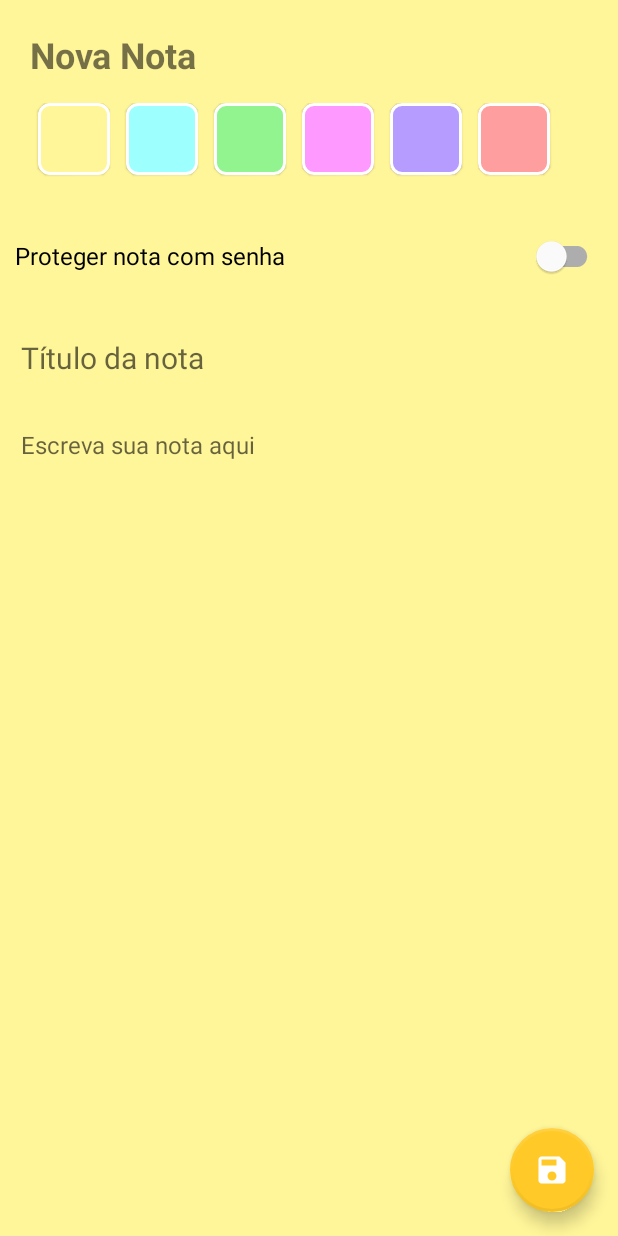
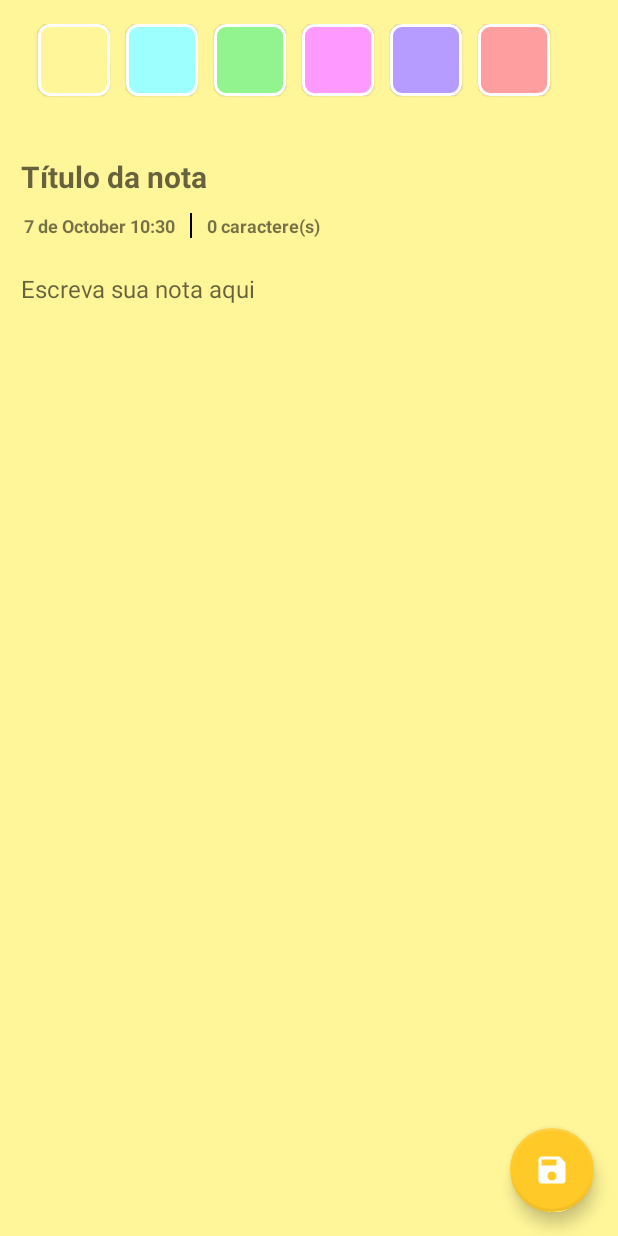
Before and after one commit to L-Mosca/write_away, an Android app: the CreateNoteFragment screen opened through its navigation route, on a phone screen of 412 x 824 dp. Run offline under Robolectric (Android 15) with nearby library versions, the phone set to English and light mode, and no system bars; our stand-ins replace Dagger/Hilt's generated code.

Commit message:
Feature: Config text size.

```diff
--- a/app/src/main/java/br/com/writeaway/domain/local/PreferencesDataStore.kt
+++ b/app/src/main/java/br/com/writeaway/domain/local/PreferencesDataStore.kt
@@ -19,7 +19,6 @@ import javax.inject.Inject
 
 class PreferencesDataStore @Inject constructor(@ApplicationContext val context: Context) :
     PreferencesContract {
-
 
     companion object {
         private const val PREFERENCES_NAME =
--- a/app/src/main/java/br/com/writeaway/screen/createnote/CreateNoteFragment.kt
+++ b/app/src/main/java/br/com/writeaway/screen/createnote/CreateNoteFragment.kt
@@ -1,27 +1,32 @@
 package br.com.writeaway.screen.createnote
 
+import android.animation.ArgbEvaluator
 import android.animation.ValueAnimator
+import android.annotation.SuppressLint
+import android.text.Editable
 import android.view.LayoutInflater
+import android.widget.Toast
+import androidx.core.content.ContextCompat
+import androidx.core.widget.addTextChangedListener
 import androidx.fragment.app.viewModels
 import androidx.navigation.fragment.findNavController
+import androidx.navigation.fragment.navArgs
 import br.com.writeaway.R
 import br.com.writeaway.base.BaseFragment
 import br.com.writeaway.databinding.FragmentCreateNoteBinding
+import br.com.writeaway.domain.models.Note
 import br.com.writeaway.screen.createnote.adapter.ColorAdapter
-import dagger.hilt.android.AndroidEntryPoint
-import android.animation.ArgbEvaluator
-import android.annotation.SuppressLint
-import android.text.Editable
-import android.widget.Toast
-import androidx.core.content.ContextCompat
-import androidx.core.view.isVisible
-import androidx.navigation.fragment.navArgs
-import br.com.writeaway.domain.models.Note
-import br.com.writeaway.util.hasDevicePassword
+import br.com.writeaway.util.getDefaultTextSize
+import br.com.writeaway.util.getDetailTextSize
+import br.com.writeaway.util.getTitleTextSize
 import br.com.writeaway.util.hideKeyboard
 import br.com.writeaway.util.setStatusBarColor
 import br.com.writeaway.util.showKeyboard
 import com.google.gson.Gson
+import dagger.hilt.android.AndroidEntryPoint
+import java.text.SimpleDateFormat
+import java.util.Date
+import java.util.Locale
 
 @AndroidEntryPoint
 class CreateNoteFragment : BaseFragment<FragmentCreateNoteBinding>() {
@@ -36,13 +41,21 @@ class CreateNoteFragment : BaseFragment<FragmentCreateNoteBinding>() {
     override fun initViews() {
         noteData = Gson().fromJson(args.note, Note::class.java)
         viewModel.setInitialData(noteData)
+        viewModel.fetchTextSize()
+        binding.fabSaveNote.setOnClickListener { onFabClicked() }
         setupAdapter()
-        binding.fabSaveNote.setOnClickListener { onFabClicked() }
         //binding.swProtectNote.isVisible = hasDevicePassword()
-        binding.swProtectNote.isVisible = true
     }
 
     override fun initObservers() {
+        viewModel.textSize.observe(viewLifecycleOwner) { textSize ->
+            setupTextSize(textSize)
+        }
+
+        viewModel.characterQuantity.observe(viewLifecycleOwner) { textLength ->
+            binding.tvCharacters.text = getString(R.string.character, textLength)
+        }
+
         viewModel.saveError.observe(viewLifecycleOwner) {
             Toast.makeText(
                 requireContext(),
@@ -72,6 +85,8 @@ class CreateNoteFragment : BaseFragment<FragmentCreateNoteBinding>() {
             binding.etNoteTitle.requestFocus()
             showKeyboard(binding.etNoteDescription)
             setStatusBarColor(ContextCompat.getColor(requireContext(), R.color.note_yellow))
+            setupDescription(0)
+            setupDate(Date())
         }
 
         viewModel.initialData.observe(viewLifecycleOwner) { note ->
@@ -102,6 +117,8 @@ class CreateNoteFragment : BaseFragment<FragmentCreateNoteBinding>() {
         adapter.oldColor = note.color
         setStatusBarColor(note.color)
         binding.swProtectNote.isChecked = note.isProtectedNote
+        setupDescription(note.description.length)
+        setupDate(note.date)
     }
 
     private fun setupAdapter() {
@@ -157,4 +174,28 @@ class CreateNoteFragment : BaseFragment<FragmentCreateNoteBinding>() {
         )
         hideKeyboard()
     }
+
+    private fun setupDescription(textLength: Int?) {
+        binding.tvCharacters.text = getString(R.string.character, textLength ?: 0)
+        binding.etNoteDescription.addTextChangedListener {
+            viewModel.setCharacterQuantity(it?.length ?: 0)
+        }
+    }
+
+    private fun setupDate(date: Date?) {
+        binding.tvDate.text =
+            SimpleDateFormat(
+                "d '${getString(R.string.of)}' MMMM HH:mm",
+                Locale.getDefault()
+            ).format(date ?: Date())
+    }
+
+    private fun setupTextSize(textSize: Float) {
+        with(binding) {
+            tvDate.textSize = textSize.getDetailTextSize()
+            tvCharacters.textSize = textSize.getDetailTextSize()
+            etNoteTitle.textSize = textSize.getTitleTextSize()
+            etNoteDescription.textSize = textSize.getDefaultTextSize()
+        }
+    }
 }
--- a/app/src/main/java/br/com/writeaway/screen/createnote/CreateNoteViewModel.kt
+++ b/app/src/main/java/br/com/writeaway/screen/createnote/CreateNoteViewModel.kt
@@ -4,13 +4,17 @@ import androidx.lifecycle.MutableLiveData
 import br.com.writeaway.base.BaseViewModel
 import br.com.writeaway.domain.models.Note
 import br.com.writeaway.domain.repositories.note.NoteRepositoryContract
+import br.com.writeaway.domain.repositories.settings.SettingsRepositoryContract
 import com.google.gson.Gson
 import dagger.hilt.android.lifecycle.HiltViewModel
 import java.util.Date
 import javax.inject.Inject
 
 @HiltViewModel
-class CreateNoteViewModel @Inject constructor(private val noteRepository: NoteRepositoryContract) :
+class CreateNoteViewModel @Inject constructor(
+    private val noteRepository: NoteRepositoryContract,
+    private val settingsRepository: SettingsRepositoryContract
+) :
     BaseViewModel() {
 
     val saveSuccess = MutableLiveData<Unit>()
@@ -20,6 +24,8 @@ class CreateNoteViewModel @Inject constructor(private val noteRepository: NoteRe
     val initialData = MutableLiveData<Note?>()
     val editTextFocus = MutableLiveData<Unit>()
     val updateError = MutableLiveData<Unit>()
+    val characterQuantity = MutableLiveData<Int>()
+    val textSize = MutableLiveData<Float>()
 
     fun submitNote(
         noteTitle: String,
@@ -90,4 +96,16 @@ class CreateNoteViewModel @Inject constructor(private val noteRepository: NoteRe
             editTextFocus.postValue(Unit)
         }
     }
+
+    fun fetchTextSize() {
+        defaultLaunch {
+            settingsRepository.fetchTextSize().collect { textSize ->
+                this.textSize.postValue(textSize)
+            }
+        }
+    }
+
+    fun setCharacterQuantity(textLength: Int) {
+        characterQuantity.postValue(textLength)
+    }
 }
--- a/app/src/main/java/br/com/writeaway/screen/home/adapter/NoteAdapter.kt
+++ b/app/src/main/java/br/com/writeaway/screen/home/adapter/NoteAdapter.kt
@@ -3,13 +3,11 @@ package br.com.writeaway.screen.home.adapter
 import android.annotation.SuppressLint
 import android.view.LayoutInflater
 import android.view.ViewGroup
-import androidx.core.view.isVisible
 import androidx.recyclerview.widget.DiffUtil
 import br.com.writeaway.base.BaseListAdapter
 import br.com.writeaway.base.ViewHolder
 import br.com.writeaway.databinding.AdapterNoteBinding
 import br.com.writeaway.domain.models.Note
-import br.com.writeaway.util.AppConstants
 import java.text.SimpleDateFormat
 import java.util.Date
 import java.util.Locale
--- a/app/src/main/java/br/com/writeaway/util/ExtensionFunctions.kt
+++ b/app/src/main/java/br/com/writeaway/util/ExtensionFunctions.kt
@@ -32,8 +32,7 @@ fun Int.getOrderTypeLabel(context: Context): String {
     return when (this) {
         AppConstants.ORDER_BY_CREATE_DATE -> ContextCompat.getString(context, R.string.createDate)
         AppConstants.ORDER_BY_UPDATE_DATE -> ContextCompat.getString(
-            context,
-            R.string.modificationDate
+            context, R.string.modificationDate
         )
 
         else -> ContextCompat.getString(context, R.string.modificationDate)
@@ -44,8 +43,7 @@ fun String.getOrderTypeValue(context: Context): Int {
     return when (this) {
         ContextCompat.getString(context, R.string.createDate) -> AppConstants.ORDER_BY_CREATE_DATE
         ContextCompat.getString(
-            context,
-            R.string.modificationDate
+            context, R.string.modificationDate
         ) -> AppConstants.ORDER_BY_UPDATE_DATE
 
         else -> AppConstants.ORDER_BY_UPDATE_DATE
@@ -56,9 +54,7 @@ fun String.getLisViewValue(context: Context): LayoutManager {
     return when (this) {
         ContextCompat.getString(context, R.string.viewInGrid) -> GridLayoutManager(context, 2)
         ContextCompat.getString(context, R.string.viewInList) -> LinearLayoutManager(
-            context,
-            LinearLayoutManager.VERTICAL,
-            false
+            context, LinearLayoutManager.VERTICAL, false
         )
 
         else -> LinearLayoutManager(context, LinearLayoutManager.VERTICAL, false)
@@ -80,3 +76,33 @@ fun List<Note>.orderList(orderType: Int): List<Note> {
         else -> this
     }
 }
+
+fun Float.getTitleTextSize(): Float {
+    return when (this) {
+        AppConstants.TEXT_SIZE_SMALL -> 18f
+        AppConstants.TEXT_SIZE_MEDIUM -> 20f
+        AppConstants.TEXT_SIZE_LARGE -> 22f
+        AppConstants.TEXT_SIZE_EXTRA_LARGE -> 24f
+        else -> 20f
+    }
+}
+
+fun Float.getDefaultTextSize(): Float {
+    return when (this) {
+        AppConstants.TEXT_SIZE_SMALL -> 14f
+        AppConstants.TEXT_SIZE_MEDIUM -> 16f
+        AppConstants.TEXT_SIZE_LARGE -> 18f
+        AppConstants.TEXT_SIZE_EXTRA_LARGE -> 20f
+        else -> 16f
+    }
+}
+
+fun Float.getDetailTextSize(): Float {
+    return when (this) {
+        AppConstants.TEXT_SIZE_SMALL -> 10f
+        AppConstants.TEXT_SIZE_MEDIUM -> 12f
+        AppConstants.TEXT_SIZE_LARGE -> 14f
+        AppConstants.TEXT_SIZE_EXTRA_LARGE -> 16f
+        else -> 14f
+    }
+}
--- a/app/src/main/res/layout/fragment_create_note.xml
+++ b/app/src/main/res/layout/fragment_create_note.xml
@@ -6,19 +6,6 @@
     android:layout_width="match_parent"
     android:layout_height="match_parent"
     android:background="@color/note_yellow">
-
-    <com.google.android.material.textview.MaterialTextView
-        android:id="@+id/tvNewNote"
-        android:layout_width="0dp"
-        android:layout_height="wrap_content"
-        android:layout_marginHorizontal="20dp"
-        android:layout_marginTop="20dp"
-        android:text="@string/new_note"
-        android:textSize="24sp"
-        android:textStyle="bold"
-        app:layout_constraintEnd_toEndOf="parent"
-        app:layout_constraintStart_toStartOf="parent"
-        app:layout_constraintTop_toTopOf="parent" />
 
     <androidx.appcompat.widget.LinearLayoutCompat
         android:id="@+id/llColorList"
@@ -30,7 +17,7 @@
         android:orientation="horizontal"
         app:layout_constraintEnd_toEndOf="parent"
         app:layout_constraintStart_toStartOf="parent"
-        app:layout_constraintTop_toBottomOf="@id/tvNewNote">
+        app:layout_constraintTop_toTopOf="parent">
 
         <androidx.recyclerview.widget.RecyclerView
             android:id="@+id/rvColors"
@@ -53,6 +40,7 @@
         android:layout_marginTop="20dp"
         android:text="@string/protect_note"
         android:textSize="16sp"
+        android:visibility="gone"
         app:layout_constraintEnd_toEndOf="parent"
         app:layout_constraintStart_toStartOf="parent"
         app:layout_constraintTop_toBottomOf="@id/llColorList" />
@@ -67,12 +55,47 @@
         android:hint="@string/add_note_title"
         android:imeOptions="actionNext"
         android:inputType="textMultiLine"
-        android:maxLength="50"
         android:minHeight="48dp"
         android:textSize="20sp"
+        android:textStyle="bold"
         app:layout_constraintEnd_toEndOf="parent"
         app:layout_constraintStart_toStartOf="parent"
         app:layout_constraintTop_toBottomOf="@id/swProtectNote" />
+
+    <com.google.android.material.textview.MaterialTextView
+        android:id="@+id/tvDate"
+        android:layout_width="wrap_content"
+        android:layout_height="wrap_content"
+        android:layout_marginHorizontal="6dp"
+        android:textSize="12sp"
+        android:textStyle="bold"
+        app:layout_constraintEnd_toStartOf="@id/vDivider"
+        app:layout_constraintStart_toStartOf="@id/etNoteTitle"
+        app:layout_constraintTop_toBottomOf="@id/etNoteTitle"
+        tools:text="7 de outubro 10:00" />
+
+    <View
+        android:id="@+id/vDivider"
+        android:layout_width="1dp"
+        android:layout_height="0dp"
+        android:layout_marginStart="10dp"
+        android:background="@color/black"
+        app:layout_constraintBottom_toBottomOf="@id/tvDate"
+        app:layout_constraintStart_toEndOf="@id/tvDate"
+        app:layout_constraintTop_toTopOf="@id/tvDate" />
+
+    <com.google.android.material.textview.MaterialTextView
+        android:id="@+id/tvCharacters"
+        android:layout_width="0dp"
+        android:layout_height="wrap_content"
+        android:layout_marginStart="10dp"
+        android:textSize="12sp"
+        android:textStyle="bold"
+        app:layout_constraintBottom_toBottomOf="@id/tvDate"
+        app:layout_constraintEnd_toEndOf="@id/etNoteTitle"
+        app:layout_constraintStart_toEndOf="@id/vDivider"
+        app:layout_constraintTop_toTopOf="@id/tvDate"
+        tools:text="0 caractere" />
 
     <com.google.android.material.textfield.TextInputEditText
         android:id="@+id/etNoteDescription"
@@ -87,7 +110,7 @@
         android:textSize="16sp"
         app:layout_constraintEnd_toEndOf="parent"
         app:layout_constraintStart_toStartOf="parent"
-        app:layout_constraintTop_toBottomOf="@id/etNoteTitle" />
+        app:layout_constraintTop_toBottomOf="@id/tvDate" />
 
     <com.google.android.material.floatingactionbutton.FloatingActionButton
         android:id="@+id/fabSaveNote"
--- a/app/src/main/res/values/strings.xml
+++ b/app/src/main/res/values/strings.xml
@@ -14,14 +14,16 @@
     <string name="undo">Desfazer</string>
     <string name="empty_list">Nenhuma anotação encontrada</string>
 
+    <string name="add_note_title">Título da nota</string>
     <string name="unlock">Desbloqueie</string>
     <string name="protect_note">Proteger nota com senha</string>
     <string name="biometric_authenticate_title">Autenticação Requerida</string>
     <string name="biometric_authenticate_message">Realize a autenticação para ver/editar a nota</string>
     <string name="cancel">Cancelar</string>
     <string name="blocked_note">Nota Bloqueada</string>
+    <string name="character">%1$d caractere(s)</string>
+    <string name="of">de</string>
 
-    <string name="add_note_title">Título da nota</string>
     <string name="style">ESTILO</string>
     <string name="textSize">Tamanho do texto</string>
     <string name="order">Ordenar</string>
```
